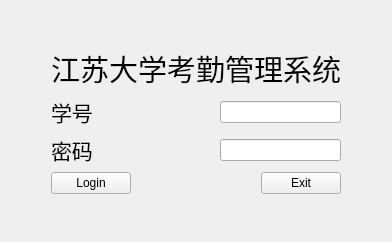
AKAZhiyu/Absense, file mainwindow.ui: the form before one commit.
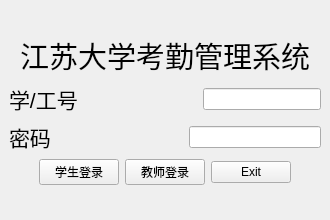
The form after the commit. Icons and pictures are not drawn.

```diff
--- a/mainwindow.ui
+++ b/mainwindow.ui
@@ -6,8 +6,8 @@
    <rect>
     <x>0</x>
     <y>0</y>
-    <width>392</width>
-    <height>242</height>
+    <width>330</width>
+    <height>220</height>
    </rect>
   </property>
   <property name="windowTitle">
@@ -18,26 +18,11 @@
     <normaloff>ujs.png</normaloff>ujs.png</iconset>
   </property>
   <widget class="QWidget" name="centralwidget">
-   <layout class="QHBoxLayout" name="horizontalLayout">
+   <layout class="QVBoxLayout" name="verticalLayout_2">
     <item>
-     <layout class="QHBoxLayout" name="horizontalLayout_3">
+     <layout class="QVBoxLayout" name="verticalLayout">
       <item>
-       <spacer name="horizontalSpacer">
-        <property name="orientation">
-         <enum>Qt::Horizontal</enum>
-        </property>
-        <property name="sizeHint" stdset="0">
-         <size>
-          <width>40</width>
-          <height>20</height>
-         </size>
-        </property>
-       </spacer>
-      </item>
-      <item>
-       <layout class="QVBoxLayout" name="verticalLayout_4">
-        <item>
-         <spacer name="verticalSpacer_2">
+       <spacer name="verticalSpacer">
           <property name="orientation">
            <enum>Qt::Vertical</enum>
           </property>
@@ -49,8 +34,6 @@
           </property>
          </spacer>
         </item>
-        <item>
-         <layout class="QVBoxLayout" name="verticalLayout_3">
           <item>
            <widget class="QLabel" name="label">
             <property name="font">
@@ -67,9 +50,7 @@
            </widget>
           </item>
           <item>
-           <layout class="QVBoxLayout" name="verticalLayout_2">
-            <item>
-             <layout class="QHBoxLayout" name="horizontalLayout_7">
+       <layout class="QHBoxLayout" name="horizontalLayout_3">
               <item>
                <widget class="QLabel" name="label_7">
                 <property name="font">
@@ -78,7 +59,7 @@
                  </font>
                 </property>
                 <property name="text">
-                 <string>学号</string>
+           <string>学/工号</string>
                 </property>
                </widget>
               </item>
@@ -101,7 +82,7 @@
              </layout>
             </item>
             <item>
-             <layout class="QHBoxLayout" name="horizontalLayout_6">
+       <layout class="QHBoxLayout" name="horizontalLayout_2">
               <item>
                <widget class="QLabel" name="label_6">
                 <property name="font">
@@ -137,26 +118,35 @@
              </layout>
             </item>
             <item>
-             <layout class="QHBoxLayout" name="horizontalLayout_8">
+       <layout class="QHBoxLayout" name="horizontalLayout_4">
+        <item>
+         <spacer name="horizontalSpacer">
+          <property name="orientation">
+           <enum>Qt::Horizontal</enum>
+          </property>
+          <property name="sizeHint" stdset="0">
+           <size>
+            <width>38</width>
+            <height>20</height>
+           </size>
+          </property>
+         </spacer>
+        </item>
+        <item>
+         <layout class="QHBoxLayout" name="horizontalLayout">
               <item>
                <widget class="QPushButton" name="pushButton_login">
                 <property name="text">
-                 <string>Login</string>
+             <string>学生登录</string>
                 </property>
                </widget>
               </item>
               <item>
-               <spacer name="horizontalSpacer_7">
-                <property name="orientation">
-                 <enum>Qt::Horizontal</enum>
-                </property>
-                <property name="sizeHint" stdset="0">
-                 <size>
-                  <width>40</width>
-                  <height>20</height>
-                 </size>
-                </property>
-               </spacer>
+           <widget class="QPushButton" name="pushButton">
+            <property name="text">
+             <string>教师登录</string>
+            </property>
+           </widget>
               </item>
               <item>
                <widget class="QPushButton" name="pushButton_exit">
@@ -167,25 +157,6 @@
               </item>
              </layout>
             </item>
-           </layout>
-          </item>
-         </layout>
-        </item>
-        <item>
-         <spacer name="verticalSpacer">
-          <property name="orientation">
-           <enum>Qt::Vertical</enum>
-          </property>
-          <property name="sizeHint" stdset="0">
-           <size>
-            <width>20</width>
-            <height>40</height>
-           </size>
-          </property>
-         </spacer>
-        </item>
-       </layout>
-      </item>
       <item>
        <spacer name="horizontalSpacer_2">
         <property name="orientation">
@@ -193,8 +164,23 @@
         </property>
         <property name="sizeHint" stdset="0">
          <size>
-          <width>40</width>
+            <width>38</width>
           <height>20</height>
+           </size>
+          </property>
+         </spacer>
+        </item>
+       </layout>
+      </item>
+      <item>
+       <spacer name="verticalSpacer_2">
+        <property name="orientation">
+         <enum>Qt::Vertical</enum>
+        </property>
+        <property name="sizeHint" stdset="0">
+         <size>
+          <width>20</width>
+          <height>40</height>
          </size>
         </property>
        </spacer>
```
Lines whose indentation alone changed are shown as unchanged.
